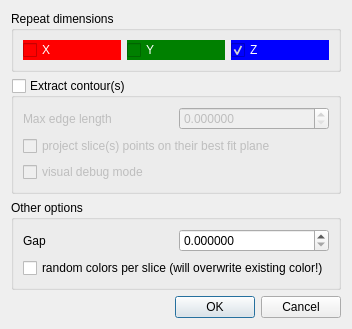
Old version of the form qCC/ui_templates/clippingBoxRepeatDlg.ui in the repository CloudCompare/CloudCompare.
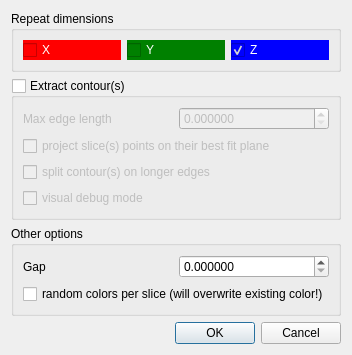
New version of the form.

What changed in the file:
```diff
--- a/qCC/ui_templates/clippingBoxRepeatDlg.ui
+++ b/qCC/ui_templates/clippingBoxRepeatDlg.ui
@@ -7,7 +7,7 @@
     <x>0</x>
     <y>0</y>
     <width>314</width>
-    <height>294</height>
+    <height>317</height>
    </rect>
   </property>
   <property name="windowTitle">
@@ -111,6 +111,16 @@
         </property>
        </widget>
       </item>
+      <item>
+       <widget class="QCheckBox" name="splitContourCheckBox">
+        <property name="toolTip">
+         <string>split the generated contour(s) in smaller parts to avoid creating edges longer than the specified max edge length.</string>
+        </property>
+        <property name="text">
+         <string>split contour(s) on longer edges</string>
+        </property>
+       </widget>
+      </item>
       <item>
        <widget class="QCheckBox" name="debugModeCheckBox">
         <property name="toolTip">
```
